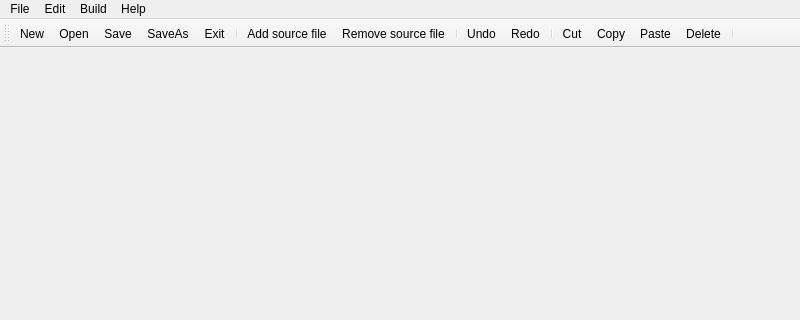
The window that pBlazBLD/mainwindow.ui (nrclark/pblazasm) describes before a commit, drawn with Qt 5; both pictures show x 0 to 800 and y 0 to 320 of the 800 by 640 pixel window.
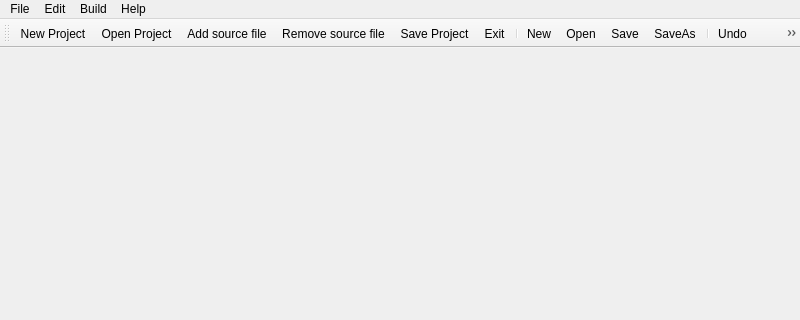
The same window after the commit. Icons and pictures are not drawn.

Commit message: xml project

```diff
--- a/pBlazBLD/mainwindow.ui
+++ b/pBlazBLD/mainwindow.ui
@@ -86,14 +86,17 @@
    <attribute name="toolBarBreak">
     <bool>false</bool>
    </attribute>
+   <addaction name="actionNew_Project"/>
+   <addaction name="actionOpen_Project"/>
+   <addaction name="actionAdd_source_file"/>
+   <addaction name="actionRemove_source_file"/>
+   <addaction name="actionSave_Project"/>
+   <addaction name="actionExit"/>
+   <addaction name="separator"/>
    <addaction name="actionNew"/>
    <addaction name="actionOpen"/>
    <addaction name="actionSave"/>
    <addaction name="actionSaveAs"/>
-   <addaction name="actionExit"/>
-   <addaction name="separator"/>
-   <addaction name="actionAdd_source_file"/>
-   <addaction name="actionRemove_source_file"/>
    <addaction name="separator"/>
    <addaction name="actionUndo"/>
    <addaction name="actionRedo"/>
@@ -258,6 +261,45 @@
    </property>
    <property name="text">
     <string>Remove source file</string>
+   </property>
+   <property name="toolTip">
+    <string>Remove source file from project</string>
+   </property>
+  </action>
+  <action name="actionNew_Project">
+   <property name="icon">
+    <iconset resource="resources.qrc">
+     <normaloff>:/images/document_new.png</normaloff>:/images/document_new.png</iconset>
+   </property>
+   <property name="text">
+    <string>New Project</string>
+   </property>
+   <property name="toolTip">
+    <string>Create new project</string>
+   </property>
+  </action>
+  <action name="actionOpen_Project">
+   <property name="icon">
+    <iconset resource="resources.qrc">
+     <normaloff>:/images/document_into.png</normaloff>:/images/document_into.png</iconset>
+   </property>
+   <property name="text">
+    <string>Open Project</string>
+   </property>
+   <property name="toolTip">
+    <string>Open an existing project</string>
+   </property>
+  </action>
+  <action name="actionSave_Project">
+   <property name="icon">
+    <iconset resource="resources.qrc">
+     <normaloff>:/images/document_out.png</normaloff>:/images/document_out.png</iconset>
+   </property>
+   <property name="text">
+    <string>Save Project</string>
+   </property>
+   <property name="toolTip">
+    <string>Save current project</string>
    </property>
   </action>
  </widget>
```
Left out of the diff: 12 changed lines with no effect on the pictures. The commit also changes 11 other files.
